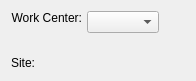
Qt form source/manufacturing/foundation-database/xtmfg/tables/pkguiform/dspStandardOperationsByWorkCenter.ui (tomdatkins/xtuple) before a commit.
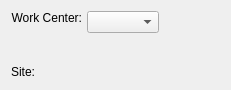
The same form after that commit. Custom widgets are drawn as their Qt base class.

The edit to the form file:
```diff
--- a/source/manufacturing/foundation-database/xtmfg/tables/pkguiform/dspStandardOperationsByWorkCenter.ui
+++ b/source/manufacturing/foundation-database/xtmfg/tables/pkguiform/dspStandardOperationsByWorkCenter.ui
@@ -14,8 +14,8 @@
    <rect>
     <x>0</x>
     <y>0</y>
-    <width>196</width>
-    <height>81</height>
+    <width>231</width>
+    <height>90</height>
    </rect>
   </property>
   <property name="windowTitle">
@@ -27,25 +27,16 @@
      <property name="spacing">
       <number>5</number>
      </property>
-     <property name="margin">
-      <number>0</number>
-     </property>
      <item>
       <layout class="QHBoxLayout">
        <property name="spacing">
         <number>5</number>
        </property>
-       <property name="margin">
-        <number>0</number>
-       </property>
        <item>
         <layout class="QVBoxLayout">
          <property name="spacing">
           <number>0</number>
          </property>
-         <property name="margin">
-          <number>0</number>
-         </property>
          <item>
           <widget class="QLabel" name="_workCenterLit">
            <property name="text">
@@ -79,9 +70,6 @@
          <property name="spacing">
           <number>0</number>
          </property>
-         <property name="margin">
-          <number>0</number>
-         </property>
          <item>
           <widget class="XComboBox" name="_wrkcnt">
            <property name="sizePolicy">
@@ -114,9 +102,6 @@
        <property name="spacing">
         <number>5</number>
        </property>
-       <property name="margin">
-        <number>0</number>
-       </property>
        <item>
         <widget class="QLabel" name="_warehouseLit">
          <property name="text">
```
Left out of the diff: 2 changed lines with no effect on the pictures.
